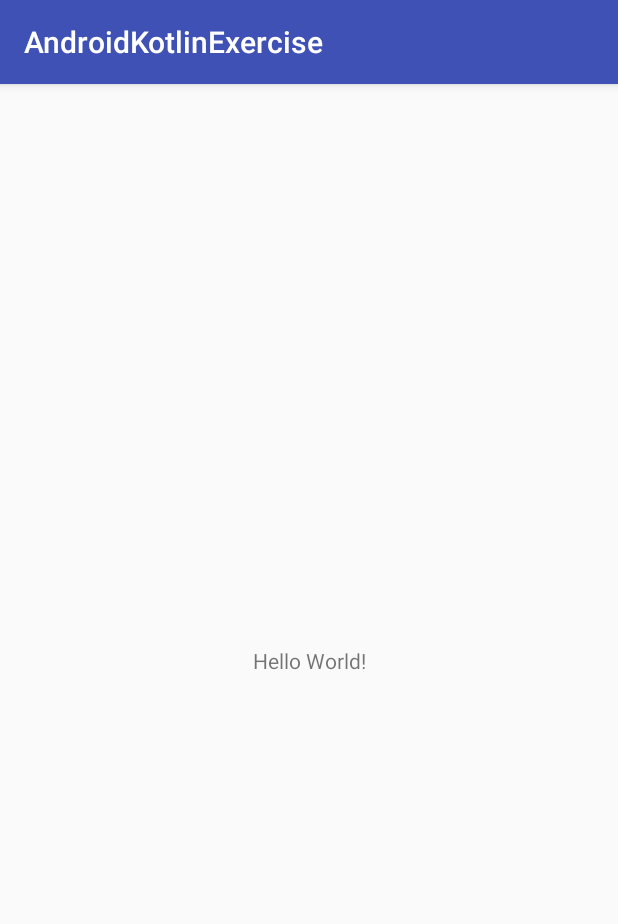
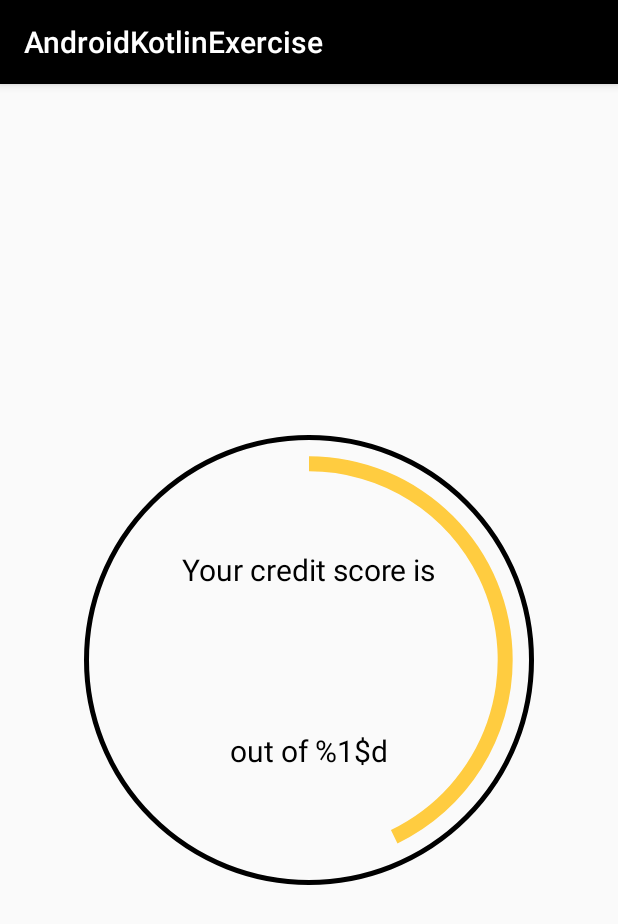
Before and after one commit to sergiotorresperez/AndroidKotlinExercise, an Android app: the screen it shows after launch (ShowCreditScoreActivity), on a phone screen of 412 x 824 dp. Shown: the top 924 px of the screen. Run offline under Robolectric (Android 15) with nearby library versions, the phone set to English and light mode, and no system bars; our stand-ins replace Dagger/Hilt's generated code, RxJava; 2 statements that could not run were skipped.

Commit message:
Created CreditScoreView

```diff
--- a/app/src/main/java/com/bitbytebit/androidkotlinexercise/showcreditscore/presentation/ShowCreditScoreActivity.kt
+++ b/app/src/main/java/com/bitbytebit/androidkotlinexercise/showcreditscore/presentation/ShowCreditScoreActivity.kt
@@ -1,22 +1,34 @@
 package com.bitbytebit.androidkotlinexercise.showcreditscore.presentation
 
+import android.animation.ObjectAnimator
 import android.os.Bundle
 import android.support.v7.app.AppCompatActivity
 import android.util.Log
+import android.view.animation.DecelerateInterpolator
 import com.bitbytebit.androidkotlinexercise.R
 import com.bitbytebit.androidkotlinexercise.from
 import com.bitbytebit.androidkotlinexercise.showcreditscore.di.ShowCreditScoreActivityModule
 import com.bitbytebit.androidkotlinexercise.showcreditscore.domain.CreditScore
+import kotlinx.android.synthetic.main.activity_show_credit_score.*
 import javax.inject.Inject
+
+
 
 
 class ShowCreditScoreActivity : AppCompatActivity(), ShowCreditScorePresenter.View {
 
+    companion object {
+        private const val ANIMATION_DURATION_MS = 2000L
+    }
+
     @Inject
     lateinit var presenter : ShowCreditScorePresenter
 
+    private var isRecreated = false
+
     override fun onCreate(savedInstanceState: Bundle?) {
         super.onCreate(savedInstanceState)
+        isRecreated = savedInstanceState != null
         setContentView(R.layout.activity_show_credit_score)
 
         application.from(this)
@@ -36,7 +48,21 @@ class ShowCreditScoreActivity : AppCompatActivity(), ShowCreditScorePresenter.Vi
 
     override fun showCreditScore(creditScore: CreditScore) {
         Log.i("ShowCreditScore", "gotten $creditScore")
+
+        creditScoreView.min = creditScore.min
+        creditScoreView.max = creditScore.max
+
+        if (!isRecreated) {
+            val animation = ObjectAnimator.ofInt(creditScoreView, "score", 0, creditScore.score)
+            animation.duration = ANIMATION_DURATION_MS
+            animation.interpolator = DecelerateInterpolator()
+            animation.start()
+        } else {
+            creditScoreView.score = creditScore.score
+        }
+
     }
+
 
     override fun showGetCreditScoreError(error: Throwable) {
         Log.e("ShowCreditScore", "error", error)
--- /dev/null
+++ b/app/src/main/java/com/bitbytebit/androidkotlinexercise/showcreditscore/presentation/widget/CreditScoreView.kt
@@ -0,0 +1,38 @@
+package com.bitbytebit.androidkotlinexercise.showcreditscore.presentation.widget
+
+import android.content.Context
+import android.util.AttributeSet
+import android.view.LayoutInflater
+import android.widget.FrameLayout
+import com.bitbytebit.androidkotlinexercise.R
+import kotlinx.android.synthetic.main.view_credit_score.view.*
+
+class CreditScoreView : FrameLayout {
+
+    var min : Int = 0
+
+    var max : Int
+        get() = min + creditScoreProgressBar.max
+        set(value) {
+            creditScoreProgressBar.max = max - min
+            creditScoreMaxTextView.text = String.format(context.getString(R.string.credit_score_view_max), value)
+        }
+
+    var score : Int
+    get() = creditScoreProgressBar.progress
+    set(value) {
+        creditScoreProgressBar.progress = value - min
+        creditScoreTextView.text = (value - min).toString()
+    }
+
+    constructor(context: Context) : this(context, null)
+    constructor(context: Context, attrs: AttributeSet?) : this(context, attrs, 0)
+
+    constructor(context: Context, attrs: AttributeSet?, defStyleAttr: Int) : super(context, attrs, defStyleAttr) {
+        init(context)
+    }
+
+    private fun init(context: Context) {
+        LayoutInflater.from(context).inflate(R.layout.view_credit_score, this, true)
+    }
+}
--- /dev/null
+++ b/app/src/main/res/drawable/credit_score_inner_ring.xml
@@ -0,0 +1,15 @@
+<?xml version="1.0" encoding="utf-8"?>
+<rotate
+    xmlns:android="http://schemas.android.com/apk/res/android"
+    android:fromDegrees="270"
+    android:pivotX="50%"
+    android:pivotY="50%"
+    android:toDegrees="270">
+    <shape
+        android:innerRadiusRatio="2.3"
+        android:shape="ring"
+        android:thickness="10dp"
+        android:useLevel="true">
+        <solid android:color="@color/creditScoreViewPrimary"/>
+    </shape>
+</rotate>
--- /dev/null
+++ b/app/src/main/res/drawable/credit_score_outer_ring.xml
@@ -0,0 +1,7 @@
+<shape xmlns:android="http://schemas.android.com/apk/res/android"
+       android:shape="oval">
+
+    <stroke
+        android:width="3dp"
+        android:color="@color/creditScoreViewSecondary" />
+</shape>
--- a/app/src/main/res/layout/activity_show_credit_score.xml
+++ b/app/src/main/res/layout/activity_show_credit_score.xml
@@ -1,19 +1,16 @@
 <?xml version="1.0" encoding="utf-8"?>
-<android.support.constraint.ConstraintLayout
+<RelativeLayout
     xmlns:android="http://schemas.android.com/apk/res/android"
-    xmlns:app="http://schemas.android.com/apk/res-auto"
     xmlns:tools="http://schemas.android.com/tools"
     android:layout_width="match_parent"
     android:layout_height="match_parent"
     tools:context="com.bitbytebit.androidkotlinexercise.showcreditscore.presentation.ShowCreditScoreActivity">
 
-    <TextView
-        android:layout_width="wrap_content"
-        android:layout_height="wrap_content"
-        android:text="Hello World!"
-        app:layout_constraintBottom_toBottomOf="parent"
-        app:layout_constraintLeft_toLeftOf="parent"
-        app:layout_constraintRight_toRightOf="parent"
-        app:layout_constraintTop_toTopOf="parent"/>
+    <com.bitbytebit.androidkotlinexercise.showcreditscore.presentation.widget.CreditScoreView
+        android:id="@+id/creditScoreView"
+        style="?android:attr/progressBarStyleHorizontal"
+        android:layout_width="300dp"
+        android:layout_height="300dp"
+        android:layout_centerInParent="true"/>
 
-</android.support.constraint.ConstraintLayout>
+</RelativeLayout>
--- /dev/null
+++ b/app/src/main/res/layout/view_credit_score.xml
@@ -0,0 +1,55 @@
+<?xml version="1.0" encoding="utf-8"?>
+<RelativeLayout
+    xmlns:android="http://schemas.android.com/apk/res/android"
+    xmlns:tools="http://schemas.android.com/tools"
+    android:layout_width="match_parent"
+    android:layout_height="match_parent"
+    android:background="@drawable/credit_score_outer_ring"
+    android:padding="5dp"
+    tools:context="com.bitbytebit.androidkotlinexercise.showcreditscore.presentation.ShowCreditScoreActivity">
+
+    <ProgressBar
+        android:id="@+id/creditScoreProgressBar"
+        style="?android:attr/progressBarStyleHorizontal"
+        android:layout_width="match_parent"
+        android:layout_height="match_parent"
+        android:max="700"
+        android:progress="300"
+        android:progressDrawable="@drawable/credit_score_inner_ring"/>
+
+    <LinearLayout
+        android:layout_width="match_parent"
+        android:layout_height="wrap_content"
+        android:layout_centerInParent="true"
+        android:gravity="center"
+        android:orientation="vertical">
+
+        <TextView
+            android:layout_width="wrap_content"
+            android:layout_height="wrap_content"
+            android:textColor="@color/creditScoreViewSecondary"
+            android:progressDrawable="@drawable/credit_score_inner_ring"
+            android:text="@string/credit_score_view_label"
+            android:textSize="20sp"/>
+
+        <TextView
+            android:id="@+id/creditScoreTextView"
+            android:layout_width="wrap_content"
+            android:layout_height="wrap_content"
+            android:progressDrawable="@drawable/credit_score_inner_ring"
+            android:textColor="@color/creditScoreViewPrimary"
+            android:textSize="70sp"
+            tools:text="327"/>
+
+        <TextView
+            android:id="@+id/creditScoreMaxTextView"
+            android:layout_width="wrap_content"
+            android:layout_height="wrap_content"
+            android:textColor="@color/creditScoreViewSecondary"
+            android:progressDrawable="@drawable/credit_score_inner_ring"
+            android:text="@string/credit_score_view_max"
+            android:textSize="20sp"/>
+
+    </LinearLayout>
+
+</RelativeLayout>
--- a/app/src/main/res/values/colors.xml
+++ b/app/src/main/res/values/colors.xml
@@ -1,6 +1,11 @@
 <?xml version="1.0" encoding="utf-8"?>
 <resources>
-    <color name="colorPrimary">#3F51B5</color>
-    <color name="colorPrimaryDark">#303F9F</color>
-    <color name="colorAccent">#FF4081</color>
+
+    <color name="colorPrimary">#000000</color>
+    <color name="colorPrimaryDark">#000000</color>
+    <color name="colorAccent">#ffcc40</color>
+
+    <color name="creditScoreViewPrimary">@color/colorAccent</color>
+    <color name="creditScoreViewSecondary">@color/colorPrimary</color>
+
 </resources>
--- a/app/src/main/res/values/strings.xml
+++ b/app/src/main/res/values/strings.xml
@@ -1,3 +1,5 @@
 <resources>
     <string name="app_name">AndroidKotlinExercise</string>
+    <string name="credit_score_view_label">Your credit score is</string>
+    <string name="credit_score_view_max">out of %1$d</string>
 </resources>
```
